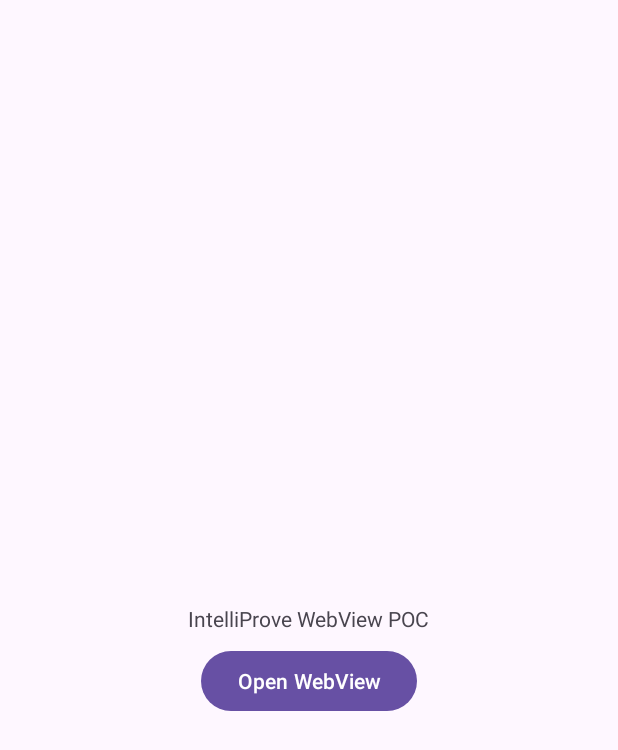
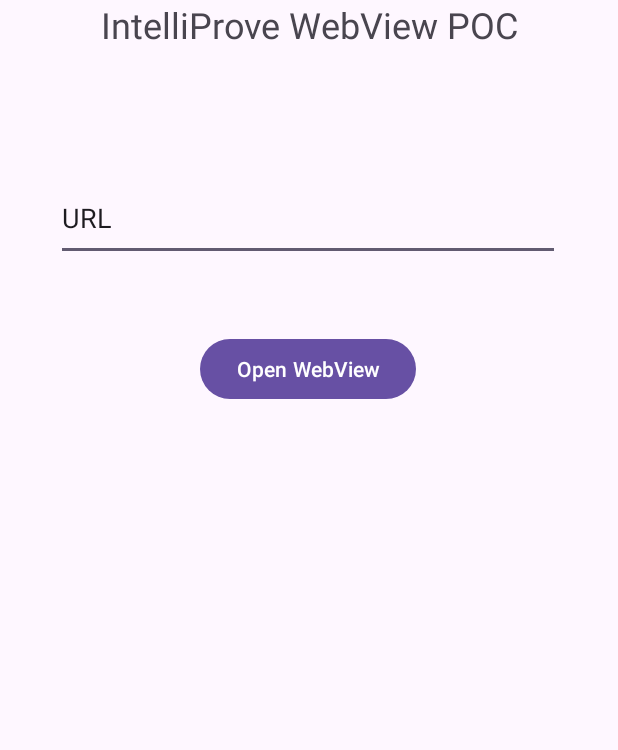
Before and after one commit to IntelliProve/intelliprove-web-plugin-android, an Android app: the screen it shows after launch (MainActivity), on a phone screen of 412 x 824 dp. Shown: the top 750 px of the screen. Run offline under Robolectric (Android 15) with nearby library versions, the phone set to English and light mode, and no system bars.

Commit message:
🧪 Add URL input field to test app

```diff
--- a/app/src/main/java/com/intelliprove/MainActivity.kt
+++ b/app/src/main/java/com/intelliprove/MainActivity.kt
@@ -4,6 +4,7 @@ import androidx.appcompat.app.AppCompatActivity
 import android.os.Bundle
 import android.util.Log
 import android.widget.Button
+import android.widget.EditText
 import com.intelliprove.webview.IntelliWebViewActivity
 import com.intelliprove.webview.IntelliWebViewDelegate
 
@@ -12,16 +13,23 @@ class MainActivity : AppCompatActivity(), IntelliWebViewDelegate {
         super.onCreate(savedInstanceState)
         setContentView(R.layout.activity_main)
 
+        val urlEditText = findViewById<EditText>(R.id.editTextText2)
         val openWebViewButton = findViewById<Button>(R.id.openWebViewButton)
+
         openWebViewButton.setOnClickListener {
-            openWebView()
+            val url = urlEditText.text.toString().trim()
+            if (url.isNotEmpty()) {
+                openWebView(url)
+            } else {
+                Log.e("MainActivity", "URL is empty")
+            }
         }
     }
 
-    private fun openWebView() {
+    private fun openWebView(url: String) {
         IntelliWebViewActivity.start(
             this,
-            "https://plugin-streaming-dev.intelliprove.com/?action_token=eyJhbGciOiJIUzI1NiIsInR5cCI6IkpXVCJ9.eyJ1c2VyIjp7ImVtYWlsIjoiIiwiY3VzdG9tZXIiOiJERU1PLUNVU1RPTUVSLTEiLCJncm91cCI6ImFkbWluIiwibWF4X21lYXN1cmVtZW50X2NvdW50IjotMX0sIm1ldGEiOnt9LCJleHAiOjE3MTQ5MDcyMDV9.7GRRK8zIs4Q_LJ_pDSBVljd6O4K2shfMBxZCmn4UOlM",
+            url,
             this
         )
     }
--- a/app/src/main/res/layout/activity_main.xml
+++ b/app/src/main/res/layout/activity_main.xml
@@ -11,19 +11,41 @@
         android:layout_width="wrap_content"
         android:layout_height="wrap_content"
         android:text="@string/appTitle"
-        app:layout_constraintBottom_toBottomOf="parent"
+        android:textSize="24sp"
         app:layout_constraintEnd_toEndOf="parent"
         app:layout_constraintStart_toStartOf="parent"
-        app:layout_constraintTop_toTopOf="parent" />
+        tools:layout_editor_absoluteY="104dp" />
 
     <Button
         android:id="@+id/openWebViewButton"
         android:layout_width="wrap_content"
         android:layout_height="wrap_content"
-        android:layout_marginTop="8dp"
+        android:layout_marginTop="48dp"
         android:text="@string/openWebView"
         app:layout_constraintEnd_toEndOf="parent"
-        app:layout_constraintHorizontal_bias="0.5"
+        app:layout_constraintHorizontal_bias="0.498"
+        app:layout_constraintStart_toStartOf="parent"
+        app:layout_constraintTop_toBottomOf="@+id/editTextText2" />
+
+    <com.google.android.material.textfield.TextInputLayout
+        android:id="@+id/textInputLayout"
+        android:layout_width="409dp"
+        android:layout_height="wrap_content"
+        tools:layout_editor_absoluteX="1dp"
+        tools:layout_editor_absoluteY="67dp">
+
+    </com.google.android.material.textfield.TextInputLayout>
+
+    <EditText
+        android:id="@+id/editTextText2"
+        android:layout_width="336dp"
+        android:layout_height="57dp"
+        android:layout_marginTop="84dp"
+        android:ems="10"
+        android:inputType="text"
+        android:text="URL"
+        app:layout_constraintEnd_toEndOf="parent"
+        app:layout_constraintHorizontal_bias="0.488"
         app:layout_constraintStart_toStartOf="parent"
         app:layout_constraintTop_toBottomOf="@+id/titleView" />
 
```
